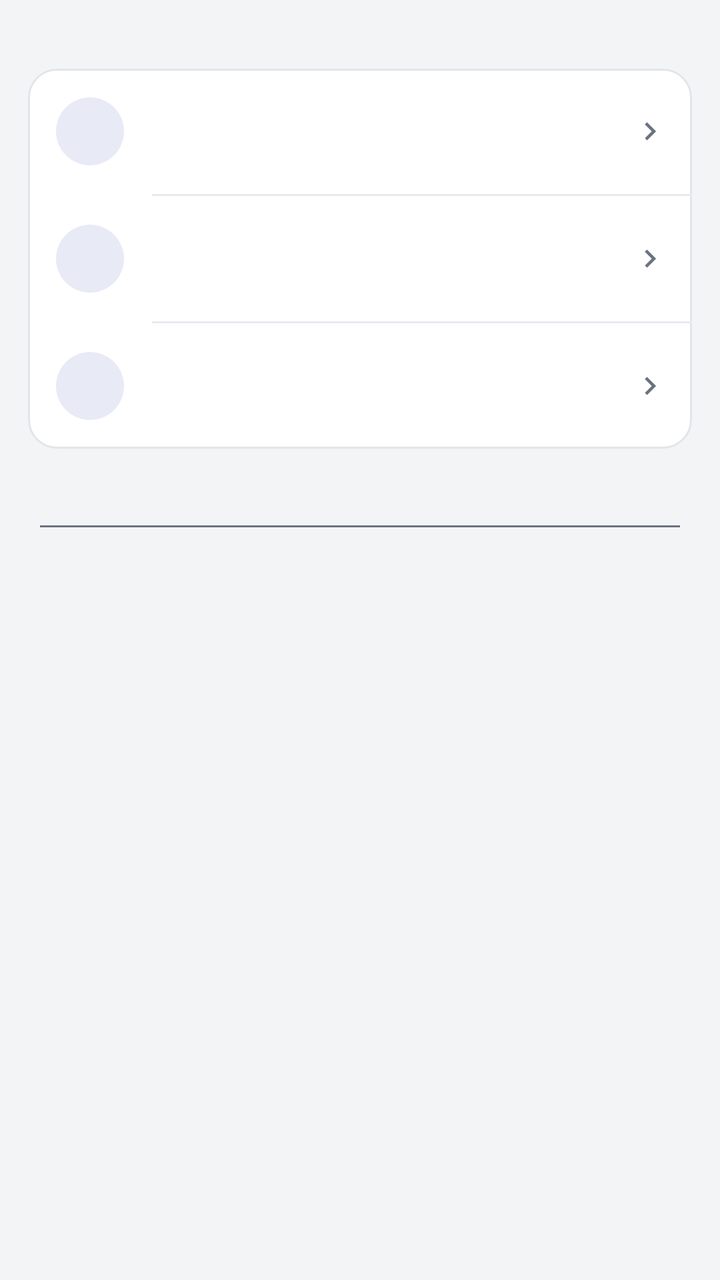
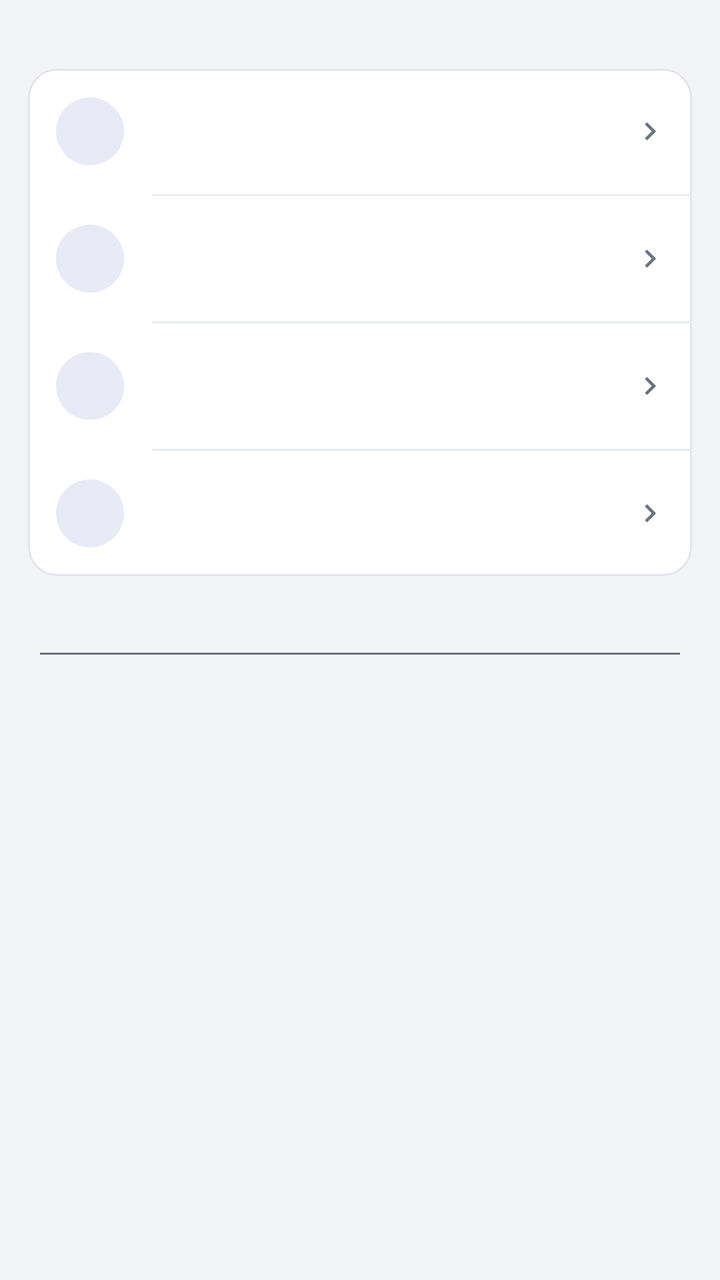

Compare the two renders of this Android layout. The source of the first and the diff that turns it into the second are given below.
<!-- AndroidManifest.xml: activity theme AppTheme -->
<!-- res/layout/activity_saves.xml -->
<?xml version="1.0" encoding="utf-8"?>
<ScrollView xmlns:android="http://schemas.android.com/apk/res/android"
    android:id="@+id/root"
    android:layout_width="match_parent"
    android:layout_height="match_parent"
    android:fillViewport="true"
    android:background="@color/bg">

  <LinearLayout
    android:layout_width="match_parent"
    android:layout_height="wrap_content"
    android:orientation="vertical">

    
    <TextView
        android:id="@+id/save_head"
        android:layout_width="match_parent"
        android:layout_height="wrap_content"
        android:paddingStart="20dp"
        android:paddingEnd="20dp"
        android:paddingTop="12dp"
        android:paddingBottom="6dp"
        android:lineSpacingExtra="2dp"
        android:textColor="@color/fg_muted"
        android:textSize="12sp" />

    <LinearLayout
        android:id="@+id/save_actions"
        android:layout_width="match_parent"
        android:layout_height="wrap_content"
        android:orientation="vertical"
        android:background="@drawable/card_bg"
        android:layout_marginStart="14dp"
        android:layout_marginEnd="14dp"
        android:layout_marginBottom="8dp">

        <include
            android:id="@+id/row_save_import"
            layout="@layout/row_action"
            android:layout_width="match_parent"
            android:layout_height="wrap_content" />

        <View
            android:layout_width="match_parent"
            android:layout_height="1dp"
            android:layout_marginStart="62dp"
            android:background="@color/divider" />

        <include
            android:id="@+id/row_save_export"
            layout="@layout/row_action"
            android:layout_width="match_parent"
            android:layout_height="wrap_content" />

        
        <View
            android:id="@+id/div_save_bad"
            android:layout_width="match_parent"
            android:layout_height="1dp"
            android:layout_marginStart="62dp"
            android:background="@color/divider"
            android:visibility="gone" />

        <include
            android:id="@+id/row_save_bad"
            layout="@layout/row_action"
            android:layout_width="match_parent"
            android:layout_height="wrap_content"
            android:visibility="gone" />

        <View
            android:layout_width="match_parent"
            android:layout_height="1dp"
            android:layout_marginStart="62dp"
            android:background="@color/divider" />

        
        <include
            android:id="@+id/row_save_filter"
            layout="@layout/row_action"
            android:layout_width="match_parent"
            android:layout_height="wrap_content" />
    </LinearLayout>

    
    <EditText
        android:id="@+id/save_search"
        android:layout_width="match_parent"
        android:layout_height="wrap_content"
        android:layout_marginStart="@dimen/page_pad"
        android:layout_marginEnd="@dimen/page_pad"
        android:layout_marginTop="2dp"
        android:inputType="text"
        android:maxLength="60"
        android:singleLine="true"
        android:textColor="@color/fg"
        android:textColorHint="@color/fg_muted"
        android:textSize="15sp" />

    
    <TextView
        android:id="@+id/save_filtered"
        android:layout_width="match_parent"
        android:layout_height="wrap_content"
        android:paddingStart="@dimen/page_pad"
        android:paddingEnd="@dimen/page_pad"
        android:paddingTop="6dp"
        android:textColor="@color/fg_muted"
        android:textSize="12sp"
        android:visibility="gone" />

    
    <TextView
        android:id="@+id/save_empty"
        android:layout_width="match_parent"
        android:layout_height="wrap_content"
        android:padding="28dp"
        android:gravity="center"
        android:textAlignment="center"
        android:textSize="13sp"
        android:lineSpacingExtra="4dp"
        android:textColor="@color/fg_muted"
        android:visibility="gone" />

    
    <LinearLayout
        android:id="@+id/save_list"
        android:layout_width="match_parent"
        android:layout_height="wrap_content"
        android:orientation="vertical"
        android:paddingBottom="8dp" />
  </LinearLayout>
</ScrollView>
<!-- res/layout/row_action.xml (included above) -->
<?xml version="1.0" encoding="utf-8"?>
<LinearLayout xmlns:android="http://schemas.android.com/apk/res/android"
    android:layout_width="match_parent"
    android:layout_height="wrap_content"
    android:orientation="horizontal"
    android:gravity="center_vertical"
    android:background="?android:attr/selectableItemBackground"
    android:clickable="true"
    android:focusable="false"
    android:paddingStart="14dp"
    android:paddingEnd="12dp"
    android:paddingTop="12dp"
    android:paddingBottom="12dp">

    <FrameLayout
        android:layout_width="@dimen/row_icon_box"
        android:layout_height="@dimen/row_icon_box"
        android:background="@drawable/icon_circle">

        <ImageView
            android:id="@+id/act_icon"
            android:layout_width="@dimen/row_icon"
            android:layout_height="@dimen/row_icon"
            android:layout_gravity="center"
            android:tint="@color/accent" />
    </FrameLayout>

    <LinearLayout
        android:layout_width="0dp"
        android:layout_height="wrap_content"
        android:layout_weight="1"
        android:layout_marginStart="14dp"
        android:orientation="vertical">

        <TextView
            android:id="@+id/act_title"
            android:layout_width="match_parent"
            android:layout_height="wrap_content"
            android:singleLine="true"
            android:ellipsize="end"
            android:textSize="15sp"
            android:textColor="@color/fg" />

        <TextView
            android:id="@+id/act_sub"
            android:layout_width="match_parent"
            android:layout_height="wrap_content"
            android:paddingTop="2dp"
            android:textSize="12sp"
            android:textColor="@color/fg_muted" />
    </LinearLayout>

    <ImageView
        android:layout_width="@dimen/row_chevron"
        android:layout_height="@dimen/row_chevron"
        android:layout_marginStart="8dp"
        android:src="@drawable/ic_chevron"
        android:tint="@color/fg_muted" />
</LinearLayout>
<!-- resources referenced by this layout -->
<resources>
  <color name="accent">#FF3F51B5</color>
  <color name="bg">#FFF3F4F6</color>
  <color name="divider">#FFE8EAEE</color>
  <color name="fg">#FF1A1C1E</color>
  <color name="fg_muted">#FF6B7280</color>
  <dimen name="page_pad">16dp</dimen>
  <dimen name="row_chevron">18dp</dimen>
  <dimen name="row_icon">22dp</dimen>
  <dimen name="row_icon_box">34dp</dimen>
  <!-- drawable card_bg (drawable) -->
  <?xml version="1.0" encoding="utf-8"?>
  <shape xmlns:android="http://schemas.android.com/apk/res/android"
      android:shape="rectangle">
      <solid android:color="@color/card" />
      <corners android:radius="14dp" />
      <stroke android:width="1dp" android:color="@color/card_stroke" />
  </shape>
  <!-- drawable ic_chevron (drawable) -->
  <?xml version="1.0" encoding="utf-8"?>
  <vector xmlns:android="http://schemas.android.com/apk/res/android"
      android:width="24dp"
      android:height="24dp"
      android:viewportWidth="24"
      android:viewportHeight="24">
      <path
          android:fillColor="@color/icon_tint"
          android:pathData="M10,6L8.59,7.41 13.17,12l-4.58,4.59L10,18l6,-6z" />
  </vector>
  <!-- drawable icon_circle (drawable) -->
  <?xml version="1.0" encoding="utf-8"?>
  <shape xmlns:android="http://schemas.android.com/apk/res/android"
      android:shape="oval">
      <solid android:color="@color/accent_soft" />
  </shape>
  <style name="AppTheme" parent="android:Theme.Material.Light">
          <item name="android:windowBackground">@color/bg</item>
          <item name="android:textColorPrimary">@color/fg</item>
          <item name="android:textColorSecondary">@color/fg_muted</item>
          <item name="android:colorAccent">@color/accent</item>
  
          
          <item name="android:colorPrimary">@color/appbar</item>
          <item name="android:colorPrimaryDark">@color/statusbar</item>
          <item name="android:statusBarColor">@color/statusbar</item>
          <item name="android:windowLightStatusBar">false</item>
          <item name="android:actionBarStyle">@style/AppBarStyle</item>
  
          
          <item name="android:alertDialogTheme">@style/AppDialogTheme</item>
      </style>
  <color name="card">#FFFFFFFF</color>
  <color name="card_stroke">#FFE3E5EA</color>
  <color name="icon_tint">#FF5F6368</color>
  <color name="accent_soft">#FFE8EAF6</color>
  <color name="appbar">#FF3F51B5</color>
  <color name="statusbar">#FF303F9F</color>
  <style name="AppBarStyle" parent="android:Widget.Material.ActionBar.Solid">
          <item name="android:background">@color/appbar</item>
          
          <item name="android:elevation">0dp</item>
          
          <item name="android:contentInsetStart">16dp</item>
          <item name="android:titleTextStyle">@style/AppBarTitle</item>
      </style>
  <style name="AppDialogTheme" parent="android:Theme.Material.Light.Dialog.Alert">
          <item name="android:windowBackground">@drawable/dlg_bg</item>
          <item name="android:colorAccent">@color/accent</item>
          <item name="android:textColorPrimary">@color/fg</item>
          <item name="android:textColorSecondary">@color/fg_muted</item>
          <item name="android:colorControlNormal">@color/fg_muted</item>
      </style>
  <style name="AppBarTitle" parent="android:TextAppearance.Material.Widget.ActionBar.Title">
          <item name="android:textColor">@color/on_appbar</item>
          <item name="android:textSize">20sp</item>
          <item name="android:fontFamily">sans-serif-medium</item>
      </style>
  <!-- drawable dlg_bg (drawable) -->
  <?xml version="1.0" encoding="utf-8"?>
  <inset xmlns:android="http://schemas.android.com/apk/res/android"
      android:inset="16dp">
      <shape android:shape="rectangle">
          <solid android:color="@color/card" />
          <corners android:radius="14dp" />
          <stroke android:width="1dp" android:color="@color/card_stroke" />
      </shape>
  </inset>
  <color name="on_appbar">#FFFFFFFF</color>
</resources>

<!-- the commit's change to res/layout/activity_saves.xml (unified diff, before → after) -->
@@ -48,6 +48,19 @@
 
         <include
             android:id="@+id/row_save_export"
+            layout="@layout/row_action"
+            android:layout_width="match_parent"
+            android:layout_height="wrap_content" />
+
+        <View
+            android:layout_width="match_parent"
+            android:layout_height="1dp"
+            android:layout_marginStart="62dp"
+            android:background="@color/divider" />
+
+        
+        <include
+            android:id="@+id/row_save_del"
             layout="@layout/row_action"
             android:layout_width="match_parent"
             android:layout_height="wrap_content" />
